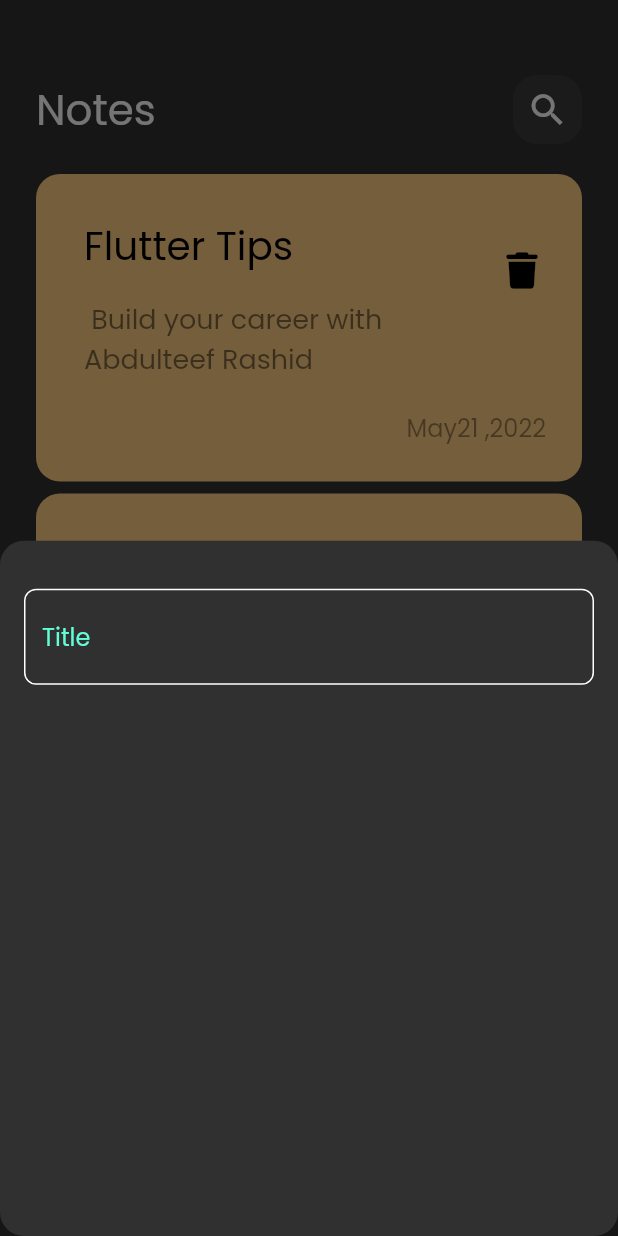
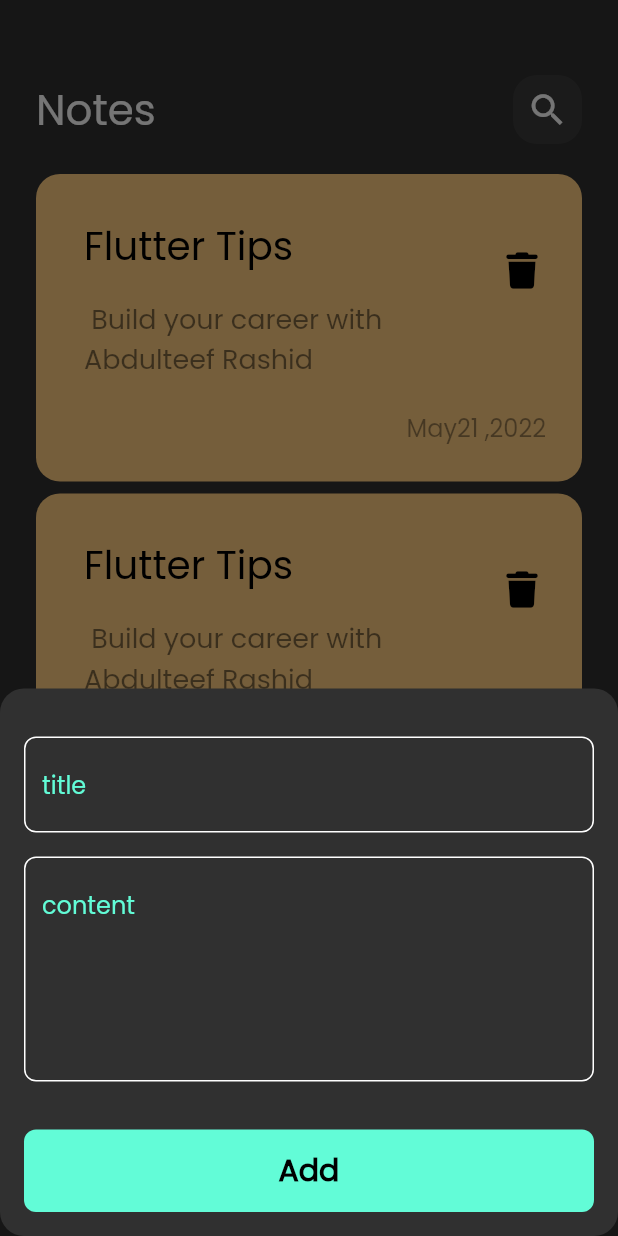
Before and after one commit to Abdulteef1998/notes_app, a Flutter app: the screen it shows after launch, after a tap on the "add" icon, on a phone screen of 412 x 824 dp. Run offline on Flutter 3.47's test engine with Material 2 defaults, Android fonts, the phone set to English and light mode, and no system bars; our stand-ins replace font_awesome_flutter.

Commit message:
create edit note view

```diff
--- /dev/null
+++ b/lib/views/edit_note_view.dart
@@ -0,0 +1,14 @@
+import 'package:flutter/material.dart';
+
+import 'widgets/edit_view_body.dart';
+
+class EditNoteView extends StatelessWidget {
+  const EditNoteView({super.key});
+
+  @override
+  Widget build(BuildContext context) {
+    return Scaffold(
+      body: EditNoteViewBody(),
+    );
+  }
+}
--- a/lib/views/widgets/add_note_bottom_sheet.dart
+++ b/lib/views/widgets/add_note_bottom_sheet.dart
@@ -1,5 +1,8 @@
 import 'package:flutter/material.dart';
+
 import 'package:noteapp/views/widgets/custom_text_field.dart';
+
+import 'custom_button.dart';
 
 class AddNoteBottomSheet extends StatelessWidget {
   const AddNoteBottomSheet({super.key});
@@ -8,13 +11,31 @@ class AddNoteBottomSheet extends StatelessWidget {
   Widget build(BuildContext context) {
     return Padding(
       padding: const EdgeInsets.symmetric(horizontal: 16),
-      child: Column(
-        children: [
-          SizedBox(
-            height: 32,
-          ),
-          CustomTextField(),
-        ],
+      child: SingleChildScrollView(
+        child: Column(
+          children: const [
+            SizedBox(
+              height: 32,
+            ),
+            CustomTextField(
+              hint: 'title',
+            ),
+            SizedBox(
+              height: 16,
+            ),
+            CustomTextField(
+              hint: 'content',
+              maxLines: 5,
+            ),
+            SizedBox(
+              height: 32,
+            ),
+            CustomButton(),
+            SizedBox(
+              height: 16,
+            ),
+          ],
+        ),
       ),
     );
   }
--- /dev/null
+++ b/lib/views/widgets/custom_button.dart
@@ -0,0 +1,24 @@
+import 'package:flutter/material.dart';
+
+import '../../constant.dart';
+
+class CustomButton extends StatelessWidget {
+  const CustomButton({super.key});
+
+  @override
+  Widget build(BuildContext context) {
+    return Container(
+      width: MediaQuery.of(context).size.width,
+      height: 55,
+      decoration: BoxDecoration(
+          color: kPrimaryColor, borderRadius: BorderRadius.circular(8)),
+      child: const Center(
+        child: Text(
+          'Add',
+          style: TextStyle(
+              color: Colors.black, fontSize: 20, fontWeight: FontWeight.bold),
+        ),
+      ),
+    );
+  }
+}
--- a/lib/views/widgets/custom_note_item.dart
+++ /dev/null
@@ -1,46 +0,0 @@
-import 'package:flutter/material.dart';
-import 'package:font_awesome_flutter/font_awesome_flutter.dart';
-
-class NoteItem extends StatelessWidget {
-  const NoteItem({super.key});
-
-  @override
-  Widget build(BuildContext context) {
-    return Container(
-      padding: const EdgeInsets.only(top: 24, bottom: 24, left: 16),
-      decoration: BoxDecoration(
-          color: const Color(0xffffcc80),
-          borderRadius: BorderRadius.circular(16)),
-      child: Column(
-        crossAxisAlignment: CrossAxisAlignment.end,
-        children: [
-          ListTile(
-            title: const Text(
-              'Flutter Tips',
-              style: TextStyle(color: Colors.black, fontSize: 26),
-            ),
-            subtitle: Padding(
-              padding: const EdgeInsets.only(top: 16, bottom: 16),
-              child: Text(' Build your career with Abdulteef Rashid',
-                  style: TextStyle(
-                      color: Colors.black.withOpacity(.5), fontSize: 18)),
-            ),
-            trailing: IconButton(
-                onPressed: () {},
-                icon: const Icon(
-                  FontAwesomeIcons.trash,
-                  color: Colors.black,
-                  size: 24,
-                )),
-          ),
-          Padding(
-            padding: const EdgeInsets.only(right: 24),
-            child: Text('May21 ,2022',
-                style: TextStyle(
-                    color: Colors.black.withOpacity(.4), fontSize: 16)),
-          )
-        ],
-      ),
-    );
-  }
-}
--- a/lib/views/widgets/custom_text_field.dart
+++ b/lib/views/widgets/custom_text_field.dart
@@ -2,14 +2,17 @@ import 'package:flutter/material.dart';
 import 'package:noteapp/constant.dart';
 
 class CustomTextField extends StatelessWidget {
-  const CustomTextField({super.key});
+  const CustomTextField({super.key, required this.hint, this.maxLines = 1});
 
+  final String hint;
+  final int maxLines;
   @override
   Widget build(BuildContext context) {
     return TextField(
       cursorColor: kPrimaryColor,
+      maxLines: maxLines,
       decoration: InputDecoration(
-          hintText: 'Title',
+          hintText: hint,
           hintStyle: const TextStyle(color: kPrimaryColor),
           border: buildBorder(),
           enabledBorder: buildBorder(),
--- /dev/null
+++ b/lib/views/widgets/edit_view_body.dart
@@ -0,0 +1,10 @@
+import 'package:flutter/material.dart';
+
+class EditNoteViewBody extends StatelessWidget {
+  const EditNoteViewBody({super.key});
+
+  @override
+  Widget build(BuildContext context) {
+    return Container();
+  }
+}
--- /dev/null
+++ b/lib/views/widgets/note_item.dart
@@ -0,0 +1,54 @@
+import 'package:flutter/material.dart';
+import 'package:font_awesome_flutter/font_awesome_flutter.dart';
+import 'package:noteapp/views/edit_note_view.dart';
+
+class NoteItem extends StatelessWidget {
+  const NoteItem({super.key});
+
+  @override
+  Widget build(BuildContext context) {
+    return GestureDetector(
+      onTap: () {
+        Navigator.push(context, MaterialPageRoute(builder: (context) {
+          return const EditNoteView(); // 'by this builder page route
+        }));
+      },
+      child: Container(
+        padding: const EdgeInsets.only(top: 24, bottom: 24, left: 16),
+        decoration: BoxDecoration(
+            color: const Color(0xffffcc80),
+            borderRadius: BorderRadius.circular(16)),
+        child: Column(
+          crossAxisAlignment: CrossAxisAlignment.end,
+          children: [
+            ListTile(
+              title: const Text(
+                'Flutter Tips',
+                style: TextStyle(color: Colors.black, fontSize: 26),
+              ),
+              subtitle: Padding(
+                padding: const EdgeInsets.only(top: 16, bottom: 16),
+                child: Text(' Build your career with Abdulteef Rashid',
+                    style: TextStyle(
+                        color: Colors.black.withOpacity(.5), fontSize: 18)),
+              ),
+              trailing: IconButton(
+                  onPressed: () {},
+                  icon: const Icon(
+                    FontAwesomeIcons.trash,
+                    color: Colors.black,
+                    size: 24,
+                  )),
+            ),
+            Padding(
+              padding: const EdgeInsets.only(right: 24),
+              child: Text('May21 ,2022',
+                  style: TextStyle(
+                      color: Colors.black.withOpacity(.4), fontSize: 16)),
+            )
+          ],
+        ),
+      ),
+    );
+  }
+}
--- a/lib/views/widgets/notes_list_view.dart
+++ b/lib/views/widgets/notes_list_view.dart
@@ -1,5 +1,5 @@
 import 'package:flutter/material.dart';
-import 'package:noteapp/views/widgets/custom_note_item.dart';
+import 'package:noteapp/views/widgets/note_item.dart';
 
 class NotesListView extends StatelessWidget {
   const NotesListView({super.key});
```
